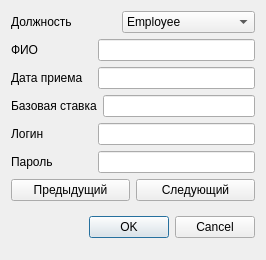
evgenysankovich/employee_system, file Employees/dialogaddemployee.ui: the form before one commit.
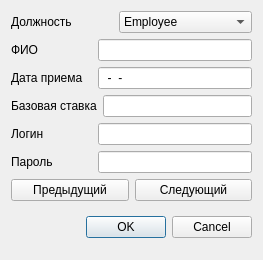
The form after the commit. Icons and pictures are not drawn.

Patch:
```diff
--- a/Employees/dialogaddemployee.ui
+++ b/Employees/dialogaddemployee.ui
@@ -6,7 +6,7 @@
    <rect>
     <x>0</x>
     <y>0</y>
-    <width>266</width>
+    <width>263</width>
     <height>260</height>
    </rect>
   </property>
@@ -103,7 +103,7 @@
        <item>
         <widget class="QLineEdit" name="hireDateLineEdit">
          <property name="inputMask">
-          <string/>
+          <string>00-00-0000</string>
          </property>
         </widget>
        </item>
```
Left out of the diff: 52 changed lines with no effect on the pictures.
